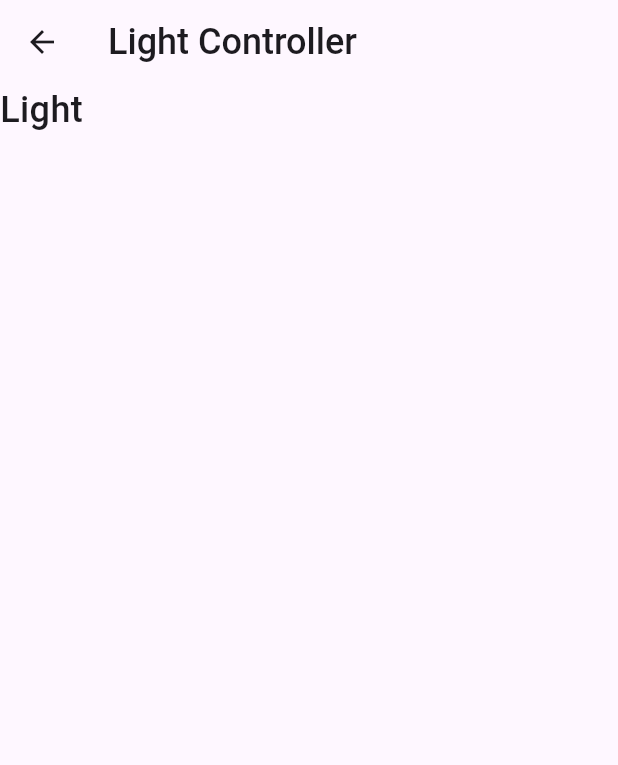
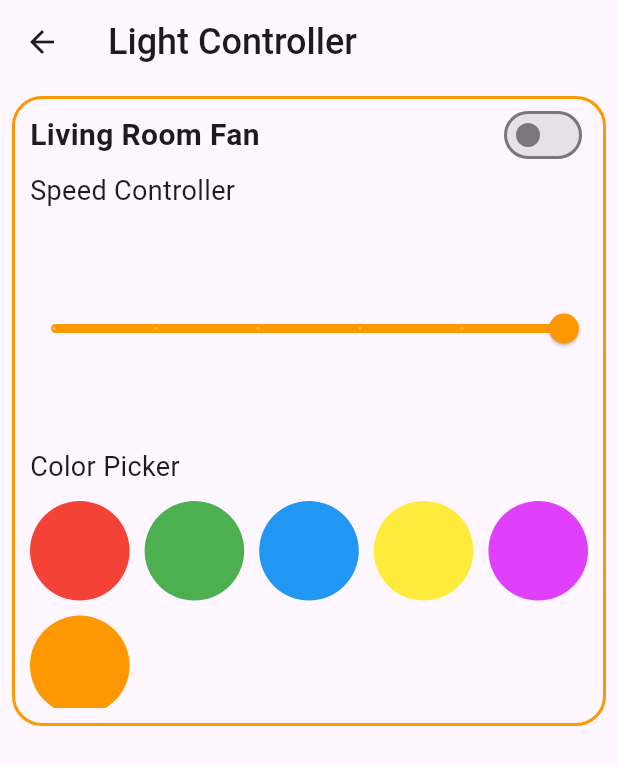
Before and after one commit to akashm936/home_appliances_app, a Flutter app: the LightScreen screen opened directly, on a phone screen of 412 x 824 dp. Shown: the top 765 px of the screen. Run offline on Flutter 3.47's test engine with Material 3 defaults, Android fonts, the light colour scheme and no system bars; our stand-ins replace syncfusion_flutter_sliders.

Commit message:
new page of Light controller are completed

```diff
--- a/lib/light_screen.dart
+++ b/lib/light_screen.dart
@@ -1,15 +1,132 @@
 import 'package:flutter/cupertino.dart';
 import 'package:flutter/material.dart';
 
-class LightScreen extends StatelessWidget{
+class LightScreen extends StatefulWidget {
+  @override
+  State<LightScreen> createState() => _LightScreenState();
+}
+
+class _LightScreenState extends State<LightScreen> {
+  bool isSwitch6 = false;
+  double _value4 = 5;
+
+  List arrColors = [
+    Colors.red,
+    Colors.green,
+    Colors.blue,
+    Colors.yellow,
+    Colors.purpleAccent,
+    Colors.orange,
+  ];
+
   @override
   Widget build(BuildContext context) {
     return Scaffold(
       appBar: AppBar(
-        title: Text("Light Controller",style: TextStyle(fontSize: 24, fontWeight: FontWeight.w500),),
+        title: Text(
+          "Light Controller",
+          style: TextStyle(fontSize: 24, fontWeight: FontWeight.w500),
+        ),
       ),
-      body: Text("Light",style: TextStyle(fontSize: 24, fontWeight: FontWeight.w500),),
+      body: Padding(
+        padding: const EdgeInsets.all(8.0),
+        child: Column(
+          children: [
+            Container(
+              width: double.infinity,
+              height: 420,
+              decoration: BoxDecoration(
+                // color: Colors.lightGreenAccent,
+                borderRadius: BorderRadius.circular(20),
+                border: Border.all(color: Colors.orange, width: 2),
+              ),
+              child: Column(
+                crossAxisAlignment: CrossAxisAlignment.start,
+                children: [
+                  Padding(
+                    padding: const EdgeInsets.only(left: 10.0, right: 10.0),
+                    child: Row(
+                      mainAxisAlignment: MainAxisAlignment.spaceBetween,
+                      children: [
+                        Text(
+                          "Living Room Fan",
+                          style: TextStyle(
+                            fontSize: 20,
+                            fontWeight: FontWeight.bold,
+                          ),
+                        ),
+                        Switch(
+                          value: isSwitch6,
+                          activeColor: Colors.orange,
+                          onChanged: (value) {
+                            setState(() {
+                              isSwitch6 = value;
+                              isSwitch6 != true
+                                  ? print("Switch is off")
+                                  : print("Switch is on");
+                            });
+                          },
+                        ),
+                      ],
+                    ),
+                  ),
+                  Padding(
+                    padding: const EdgeInsets.only(left: 10.0),
+                    child: Text(
+                      "Speed Controller",
+                      style: TextStyle(fontSize: 18),
+                    ),
+                  ),
+                  Expanded(
+                    flex: 1,
+                    child: Slider(
+                      min: 0,
+                      max: 5,
+                      divisions: 5,
+                      activeColor: Colors.orange,
+                      label: _value4.round().toString(),
+                      value: _value4,
+                      onChanged: (value) {
+                        _value4 = value;
+                        setState(() {});
+                      },
+                    ),
+                  ),
+                  Padding(
+                    padding: const EdgeInsets.only(left: 10.0),
+                    child: Text(
+                      "Color Picker",
+                      style: TextStyle(fontSize: 18),
+                    ),
+                  ),
+                  Expanded(
+                    flex: 1,
+                    child: Padding(
+                      padding: const EdgeInsets.all(10),
+                      child: GridView.builder(
+                        scrollDirection: Axis.vertical,
+                        itemBuilder: (context, index) {
+                          return CircleAvatar(
+                            radius: 20,
+                            backgroundColor: arrColors[index],
+                          );
+                        },
+                        itemCount: arrColors.length,
+                        gridDelegate: SliverGridDelegateWithFixedCrossAxisCount(
+                          crossAxisCount: 5,
+                          crossAxisSpacing: 10,
+                          mainAxisSpacing: 10
+
+                        ),
+                      ),
+                    ),
+                  ),
+                ],
+              ),
+            ),
+          ],
+        ),
+      ),
     );
   }
-
 }
```
